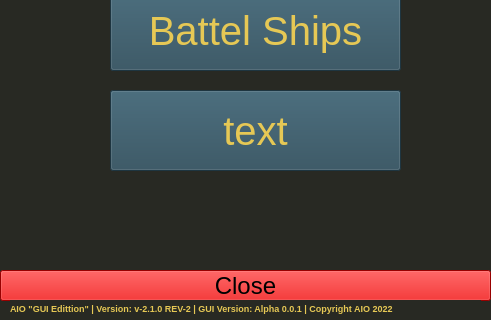
Above: AIO Gui/Game Menu.ui from AIO-Software-tech/The-All-In-One-Project before the change; both pictures show x 0 to 491 and y 210 to 530 of the 491 by 530 pixel window. Below: the same form after it.
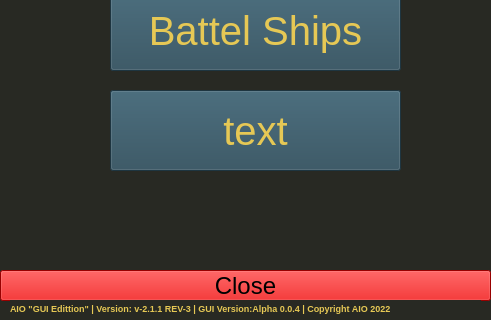
That is the form after the change.

Commit message: AIO GUI v-0.0.4 Alpha Rev-2

```diff
--- a/AIO Gui/Game Menu.ui
+++ b/AIO Gui/Game Menu.ui
@@ -102,7 +102,7 @@
     <string notr="true">color: rgb(230, 200, 85);</string>
    </property>
    <property name="text">
-    <string>AIO &quot;GUI Edittion&quot; | Version: v-2.1.0 REV-2 | GUI Version: Alpha 0.0.1 | Copyright AIO 2022</string>
+    <string>AIO &quot;GUI Edittion&quot; | Version: v-2.1.1 REV-3 | GUI Version:Alpha 0.0.4 | Copyright AIO 2022</string>
    </property>
    <property name="wordWrap">
     <bool>true</bool>
```
The commit also changes 39 other files.
